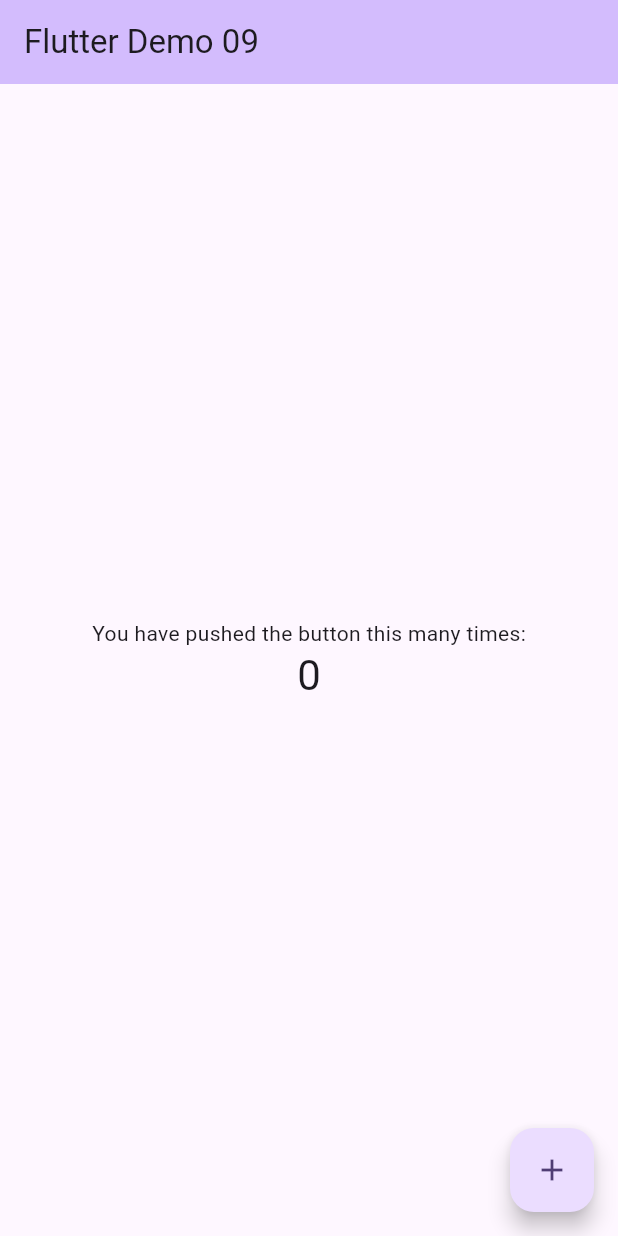
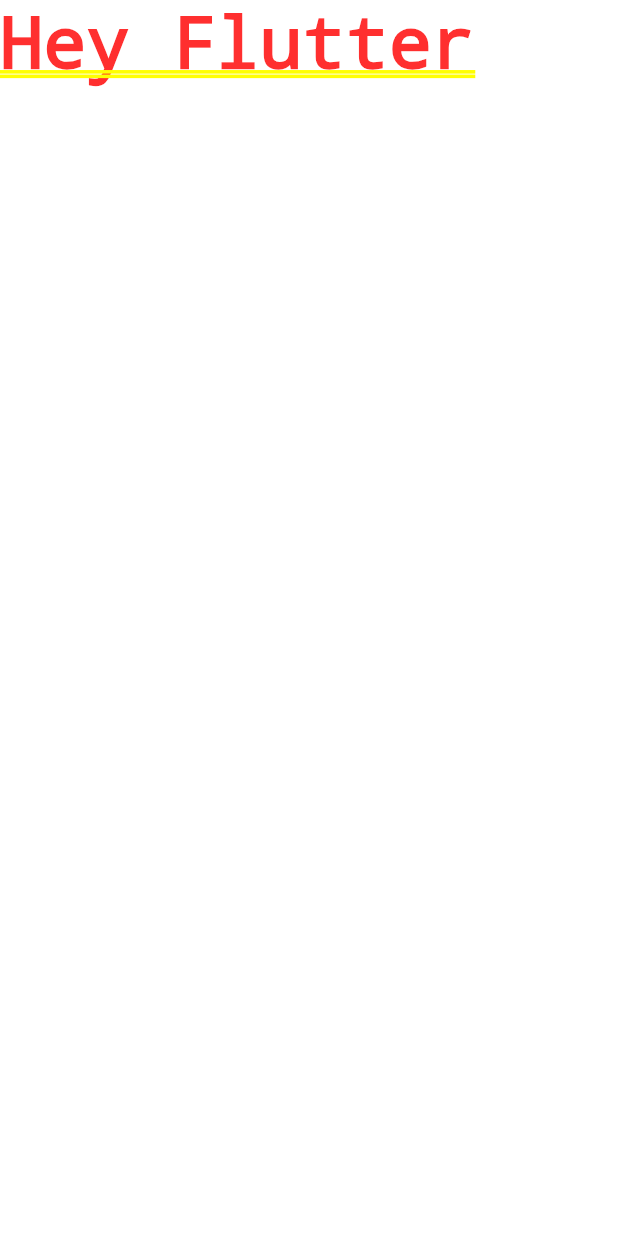
Before and after one commit to ipung-uhb/projectflutter09, a Flutter app: the screen it shows after launch, on a phone screen of 412 x 824 dp. Run offline on Flutter 3.47's test engine with Material 3 defaults, Android fonts, the light colour scheme and no system bars.

Commit message:
Flutter From Scratch

```diff
--- a/lib/main.dart
+++ b/lib/main.dart
@@ -1,125 +1,6 @@
 import 'package:flutter/material.dart';
 
-void main() {
-  runApp(const MyApp());
-}
-
-class MyApp extends StatelessWidget {
-  const MyApp({super.key});
-
-  // This widget is the root of your application.
-  @override
-  Widget build(BuildContext context) {
-    return MaterialApp(
-      title: 'Flutter Demo Apps New Oke',
-      theme: ThemeData(
-        // This is the theme of your application.
-        //
-        // TRY THIS: Try running your application with "flutter run". You'll see
-        // the application has a purple toolbar. Then, without quitting the app,
-        // try changing the seedColor in the colorScheme below to Colors.green
-        // and then invoke "hot reload" (save your changes or press the "hot
-        // reload" button in a Flutter-supported IDE, or press "r" if you used
-        // the command line to start the app).
-        //
-        // Notice that the counter didn't reset back to zero; the application
-        // state is not lost during the reload. To reset the state, use hot
-        // restart instead.
-        //
-        // This works for code too, not just values: Most code changes can be
-        // tested with just a hot reload.
-        colorScheme: ColorScheme.fromSeed(seedColor: Colors.deepPurple),
-        useMaterial3: true,
-      ),
-      home: const MyHomePage(title: 'Flutter Demo 09'),
-    );
-  }
-}
-
-class MyHomePage extends StatefulWidget {
-  const MyHomePage({super.key, required this.title});
-
-  // This widget is the home page of your application. It is stateful, meaning
-  // that it has a State object (defined below) that contains fields that affect
-  // how it looks.
-
-  // This class is the configuration for the state. It holds the values (in this
-  // case the title) provided by the parent (in this case the App widget) and
-  // used by the build method of the State. Fields in a Widget subclass are
-  // always marked "final".
-
-  final String title;
-
-  @override
-  State<MyHomePage> createState() => _MyHomePageState();
-}
-
-class _MyHomePageState extends State<MyHomePage> {
-  int _counter = 0;
-
-  void _incrementCounter() {
-    setState(() {
-      // This call to setState tells the Flutter framework that something has
-      // changed in this State, which causes it to rerun the build method below
-      // so that the display can reflect the updated values. If we changed
-      // _counter without calling setState(), then the build method would not be
-      // called again, and so nothing would appear to happen.
-      _counter++;
-    });
-  }
-
-  @override
-  Widget build(BuildContext context) {
-    // This method is rerun every time setState is called, for instance as done
-    // by the _incrementCounter method above.
-    //
-    // The Flutter framework has been optimized to make rerunning build methods
-    // fast, so that you can just rebuild anything that needs updating rather
-    // than having to individually change instances of widgets.
-    return Scaffold(
-      appBar: AppBar(
-        // TRY THIS: Try changing the color here to a specific color (to
-        // Colors.amber, perhaps?) and trigger a hot reload to see the AppBar
-        // change color while the other colors stay the same.
-        backgroundColor: Theme.of(context).colorScheme.inversePrimary,
-        // Here we take the value from the MyHomePage object that was created by
-        // the App.build method, and use it to set our appbar title.
-        title: Text(widget.title),
-      ),
-      body: Center(
-        // Center is a layout widget. It takes a single child and positions it
-        // in the middle of the parent.
-        child: Column(
-          // Column is also a layout widget. It takes a list of children and
-          // arranges them vertically. By default, it sizes itself to fit its
-          // children horizontally, and tries to be as tall as its parent.
-          //
-          // Column has various properties to control how it sizes itself and
-          // how it positions its children. Here we use mainAxisAlignment to
-          // center the children vertically; the main axis here is the vertical
-          // axis because Columns are vertical (the cross axis would be
-          // horizontal).
-          //
-          // TRY THIS: Invoke "debug painting" (choose the "Toggle Debug Paint"
-          // action in the IDE, or press "p" in the console), to see the
-          // wireframe for each widget.
-          mainAxisAlignment: MainAxisAlignment.center,
-          children: <Widget>[
-            const Text(
-              'You have pushed the button this many times:',
-            ),
-            Text(
-              '$_counter',
-              style: Theme.of(context).textTheme.headlineMedium,
-            ),
-          ],
-        ),
-      ),
-      floatingActionButton: FloatingActionButton(
-        onPressed: _incrementCounter,
-        tooltip: 'Increment',
-        child: const Icon(Icons.add),
-      ), // This trailing comma makes auto-formatting nicer for build methods.
-    );
-  }
-}
+void main() =>
+  runApp(MaterialApp(
+    home: Text('Hey Flutter'),
+  ));
```
Also changed, not shown: 1 other file.
